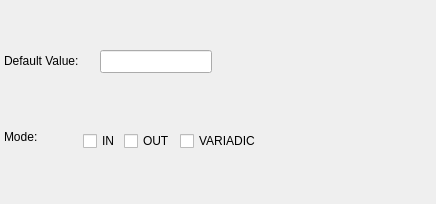
Qt form libpgmodeler_ui/ui/parameterwidget.ui (pgmodeler/pgmodeler) before a commit.
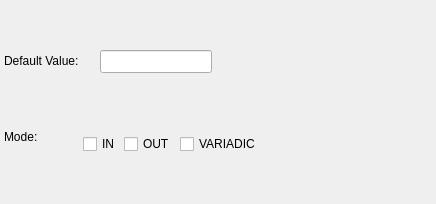
The same form after that commit.

Diff of the .ui file:
```diff
--- a/libpgmodeler_ui/ui/parameterwidget.ui
+++ b/libpgmodeler_ui/ui/parameterwidget.ui
@@ -76,7 +76,7 @@
      <x>83</x>
      <y>129</y>
      <width>200</width>
-     <height>24</height>
+     <height>30</height>
     </rect>
    </property>
    <layout class="QHBoxLayout" name="in_out_hlt">
```
Left out of the diff: 3 changed lines with no effect on the pictures.
